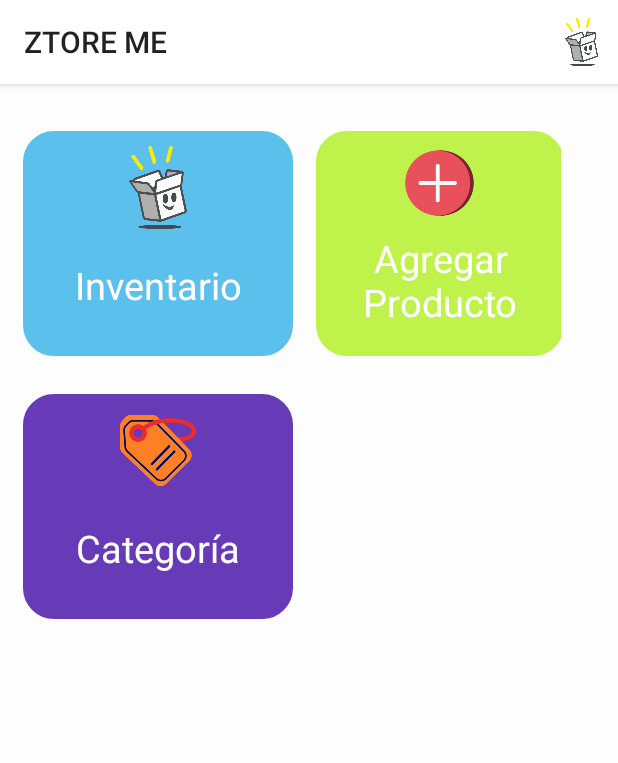
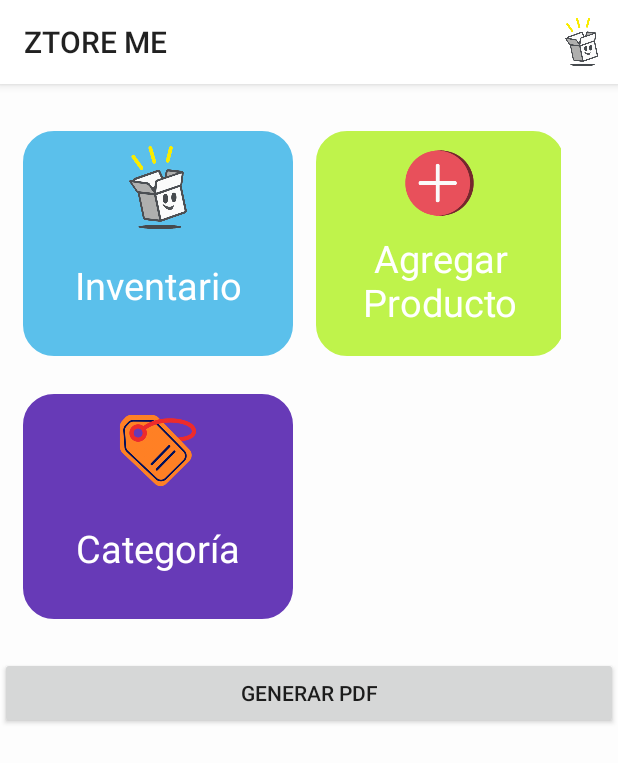
Before and after one commit to SPEKTRE115/ZTOREME_1, an Android app: the screen it shows after launch (MainActivity), on a phone screen of 412 x 824 dp. Shown: the top 763 px of the screen. Run offline under Robolectric (Android 15) with nearby library versions, the phone set to English and light mode, and no system bars; libraries missing offline, so code that uses them is left out: com.itextpdf.text.

Commit message:
Generar pdf

```diff
--- a/app/build.gradle
+++ b/app/build.gradle
@@ -51,5 +51,6 @@ dependencies {
     androidTestImplementation 'androidx.test.espresso:espresso-core:3.3.0'
     implementation 'com.github.bumptech.glide:glide:4.11.0'
     annotationProcessor 'com.github.bumptech.glide:compiler:4.11.0'
+    implementation 'com.itextpdf:itextg:5.5.10'
 
 }
--- a/app/src/main/AndroidManifest.xml
+++ b/app/src/main/AndroidManifest.xml
@@ -3,6 +3,7 @@
     package="com.example.ztoreme_1">
 
     <uses-permission android:name="android.permission.READ_EXTERNAL_STORAGE" />
+    <uses-permission android:name="android.permission.WRITE_EXTERNAL_STORAGE" />
 
     <application
         android:allowBackup="true"
--- a/app/src/main/res/layout/activity_main.xml
+++ b/app/src/main/res/layout/activity_main.xml
@@ -145,6 +145,12 @@
                     android:textSize="25dp" />
             </LinearLayout>
         </LinearLayout>
+
+        <Button
+            android:id="@+id/btn_generarPDF"
+            android:layout_width="match_parent"
+            android:layout_height="wrap_content"
+            android:text="Generar PDF" />
     </LinearLayout>
 
 </androidx.coordinatorlayout.widget.CoordinatorLayout>
```
Also changed, not shown: app/src/main/java/com/example/ztoreme_1/MainActivity.kt (+57 -0 lines).
